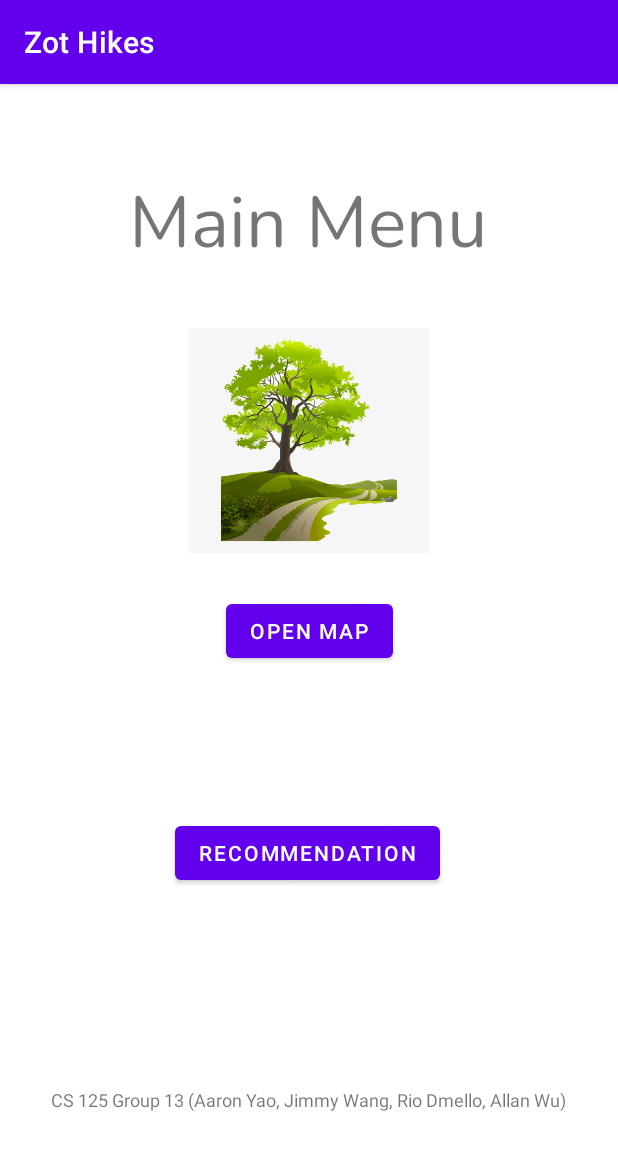
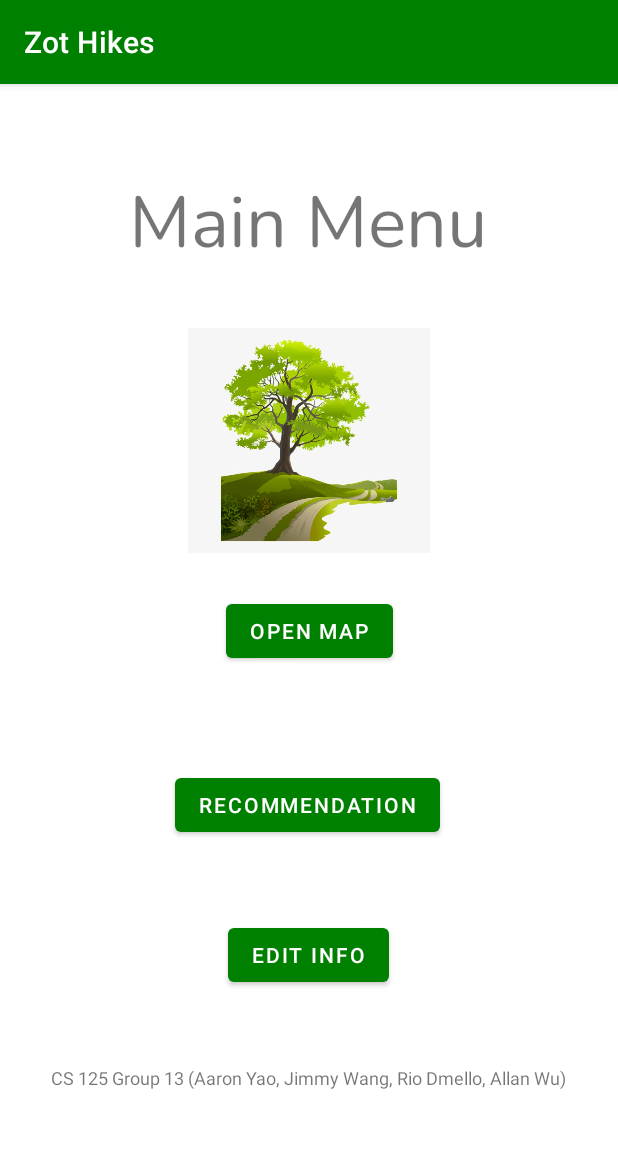
Before and after one commit to allanwu12321/zothikes, an Android app: the MainMenu screen opened directly, with no data from a screen before it, on a phone screen of 412 x 824 dp. Shown: the top 1150 px of the screen. Run offline under Robolectric (Android 15) with nearby library versions, the phone set to English and light mode, and no system bars.

Commit message:
made MainMenu.kt the initial activity, changed a couple of layout colors

```diff
--- a/app/src/main/java/com/example/zothikes/DisplayUserInfo.kt
+++ b/app/src/main/java/com/example/zothikes/DisplayUserInfo.kt
@@ -10,7 +10,6 @@ import androidx.appcompat.app.AppCompatActivity
 /**
  * to do:
  * if possible make it so user doesn't have to retype everything after hitting back button
- * FIX BUTTON
  */
 
 class DisplayUserInfo : AppCompatActivity() {
--- a/app/src/main/java/com/example/zothikes/MainActivity.kt
+++ b/app/src/main/java/com/example/zothikes/MainActivity.kt
@@ -12,7 +12,6 @@ import androidx.appcompat.app.AppCompatActivity
  * to do:
  * create an app icon
  * make toast darker to cover button
- * FIX BUTTON
  */
 
 class MainActivity : AppCompatActivity() {
--- a/app/src/main/java/com/example/zothikes/MainMenu.kt
+++ b/app/src/main/java/com/example/zothikes/MainMenu.kt
@@ -7,7 +7,7 @@ import androidx.appcompat.app.AppCompatActivity
 
 /**
  * to do
- * add "update/change user info"
+ * get user activity levels and wake up time
  * add "activity log"
  */
 
@@ -21,10 +21,18 @@ class MainMenu : AppCompatActivity() {
             startActivity(intent)
         }
 
+        findViewById<Button>(R.id.edit_info_button).setOnClickListener{
+            val intent = Intent(this, MainActivity::class.java).apply{}
+            startActivity(intent)
+            //mainActivity is to enter user's info.
+        }
+
         findViewById<Button>(R.id.recommend_button).setOnClickListener{
             val intent = Intent(this, RecommendationPage::class.java).apply{}
             startActivity(intent)
         }
+
+
     }
 
 
--- a/app/src/main/java/com/example/zothikes/NearbyMap.kt
+++ b/app/src/main/java/com/example/zothikes/NearbyMap.kt
@@ -18,7 +18,6 @@ import com.google.android.gms.maps.model.Marker
 import com.google.android.gms.maps.model.MarkerOptions
 import java.io.IOException
 
-//button for recommendation text
 //marker with address
 
 
--- a/app/src/main/res/layout/activity_main_menu.xml
+++ b/app/src/main/res/layout/activity_main_menu.xml
@@ -5,11 +5,10 @@
     xmlns:tools="http://schemas.android.com/tools"
     android:id="@+id/ScrollView"
     android:layout_width="fill_parent"
-    android:layout_height="fill_parent" >
+    android:layout_height="fill_parent"
+    >
 
-<androidx.constraintlayout.widget.ConstraintLayout xmlns:android="http://schemas.android.com/apk/res/android"
-    xmlns:app="http://schemas.android.com/apk/res-auto"
-    xmlns:tools="http://schemas.android.com/tools"
+<androidx.constraintlayout.widget.ConstraintLayout
     android:layout_width="match_parent"
     android:layout_height="match_parent"
     tools:context=".MainMenu">
@@ -19,6 +18,7 @@
         android:layout_width="wrap_content"
         android:layout_height="wrap_content"
         android:text="@string/open_map"
+        android:textColorLink="#750B0B"
         app:layout_constraintBottom_toBottomOf="parent"
         app:layout_constraintEnd_toEndOf="parent"
         app:layout_constraintStart_toStartOf="parent"
@@ -43,7 +43,7 @@
         android:id="@+id/recommend_button"
         android:layout_width="wrap_content"
         android:layout_height="wrap_content"
-        android:layout_marginTop="100dp"
+        android:layout_marginTop="68dp"
         android:text="@string/recommendation"
         app:layout_constraintEnd_toEndOf="parent"
         app:layout_constraintHorizontal_bias="0.497"
@@ -79,6 +79,17 @@
         app:layout_constraintVertical_bias="0.0"
         app:srcCompat="@drawable/_82_3827159_tree_clipart_spring_tree_nature_vector_page_borders" />
 
+    <Button
+        android:id="@+id/edit_info_button"
+        android:layout_width="wrap_content"
+        android:layout_height="wrap_content"
+        android:layout_marginTop="52dp"
+        android:text="@string/edit_info"
+        app:layout_constraintEnd_toEndOf="parent"
+        app:layout_constraintHorizontal_bias="0.498"
+        app:layout_constraintStart_toStartOf="parent"
+        app:layout_constraintTop_toBottomOf="@+id/recommend_button" />
+
 </androidx.constraintlayout.widget.ConstraintLayout>
 
 </ScrollView>
--- a/app/src/main/res/values/colors.xml
+++ b/app/src/main/res/values/colors.xml
@@ -7,4 +7,7 @@
     <color name="teal_700">#FF018786</color>
     <color name="black">#FF000000</color>
     <color name="white">#FFFFFFFF</color>
+    <color name="blue">#00ace6</color>
+    <color name="green">#008000</color>
+
 </resources>
--- a/app/src/main/res/values/strings.xml
+++ b/app/src/main/res/values/strings.xml
@@ -23,4 +23,5 @@
     <string name="main_menu">Main Menu</string>
     <string name="recommendation">Recommendation</string>
     <string name="cs_125_group_13_aaron_yao_jimmy_wang_rio_dmello_allan_wu">CS 125 Group 13 (Aaron Yao, Jimmy Wang, Rio Dmello, Allan Wu)</string>
+    <string name="edit_info">Edit Info</string>
 </resources>
--- a/app/src/main/res/values/themes.xml
+++ b/app/src/main/res/values/themes.xml
@@ -2,8 +2,8 @@
     <!-- Base application theme. -->
     <style name="Theme.ZotHikes" parent="Theme.MaterialComponents.DayNight.DarkActionBar">
         <!-- Primary brand color. -->
-        <item name="colorPrimary">@color/purple_500</item>
-        <item name="colorPrimaryVariant">@color/purple_700</item>
+        <item name="colorPrimary">@color/green</item>
+        <item name="colorPrimaryVariant">@color/black</item>
         <item name="colorOnPrimary">@color/white</item>
         <!-- Secondary brand color. -->
         <item name="colorSecondary">@color/teal_200</item>
```
Also changed, not shown: app/build.gradle (+8 -0 lines), app/src/main/AndroidManifest.xml (+9 -2 lines).
